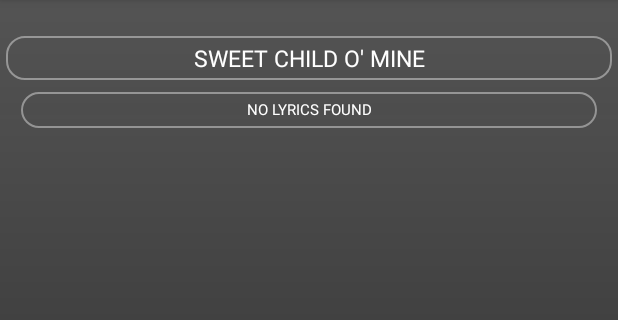
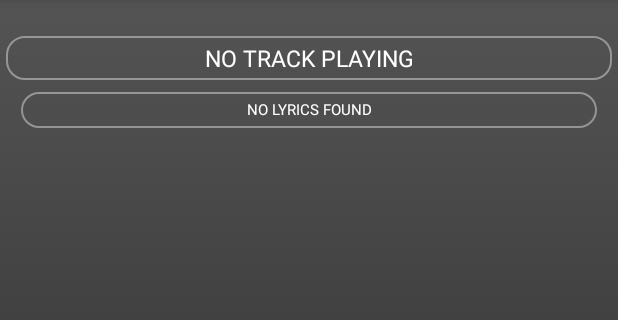
Before and after one commit to Deepanshu-Rohilla/Lyricsify, an Android app: the screen it shows after launch (MainActivity), after a tap on "DISCONNECT", on a phone screen of 412 x 824 dp, the part 84-404 px from its top. Run offline under Robolectric (Android 15) with nearby library versions, the phone set to English and light mode, and no system bars; libraries missing offline, so code that uses them is left out: com.loopj.android, com.spotify.android, com.spotify.protocol, cz.msebera.android; 1 statement that could not run was skipped; 1 other tap on this screen came first.

```diff
--- a/app/build.gradle
+++ b/app/build.gradle
@@ -38,11 +38,11 @@ dependencies {
 
     implementation 'androidx.browser:browser:1.0.0'
 
-    implementation 'com.loopj.android:android-async-http:1.4.9'
+
 
     implementation project(':spotify-app-remote')
 
-
+    implementation 'com.loopj.android:android-async-http:1.4.9'
 
     implementation "com.google.code.gson:gson:2.8.5"
 }
--- a/app/src/main/java/com/procoderforu/lyricsify/MainActivity.java
+++ b/app/src/main/java/com/procoderforu/lyricsify/MainActivity.java
@@ -65,6 +65,7 @@ import java.net.URL;
 import java.util.Arrays;
 import java.util.List;
 import java.util.Locale;
+
 
 import cz.msebera.android.httpclient.Header;
 
@@ -288,6 +289,11 @@ public class MainActivity extends AppCompatActivity {
         mConnectButton.setEnabled(true);
         mConnectButton.setText("CONNECT");
 
+        mLyricsTV.setText("No Lyrics found");
+        mHeadTrack.setText("No track playing");
+
+        // mSeekBar.setActivated(false);
+
 
         mPlayerStateButton.setText("No Track \n Playing");
         mToggleRepeatButton.clearColorFilter();
@@ -369,6 +375,7 @@ public class MainActivity extends AppCompatActivity {
                     @Override
                     public void onConnected(SpotifyAppRemote spotifyAppRemote) {
                         mSpotifyAppRemote = spotifyAppRemote;
+                        mSeekBar.setActivated(true);
                         MainActivity.this.onConnected();
                     }
 
--- a/app/src/main/res/layout/activity_main.xml
+++ b/app/src/main/res/layout/activity_main.xml
@@ -20,7 +20,7 @@
             android:layout_width="match_parent"
 
             android:layout_height="wrap_content"
-            android:text="Sweet child o' mine" />
+            android:text="No Track Found" />
 
         <ScrollView
             android:layout_width="match_parent"
```
Also changed, not shown: 1 other file.
